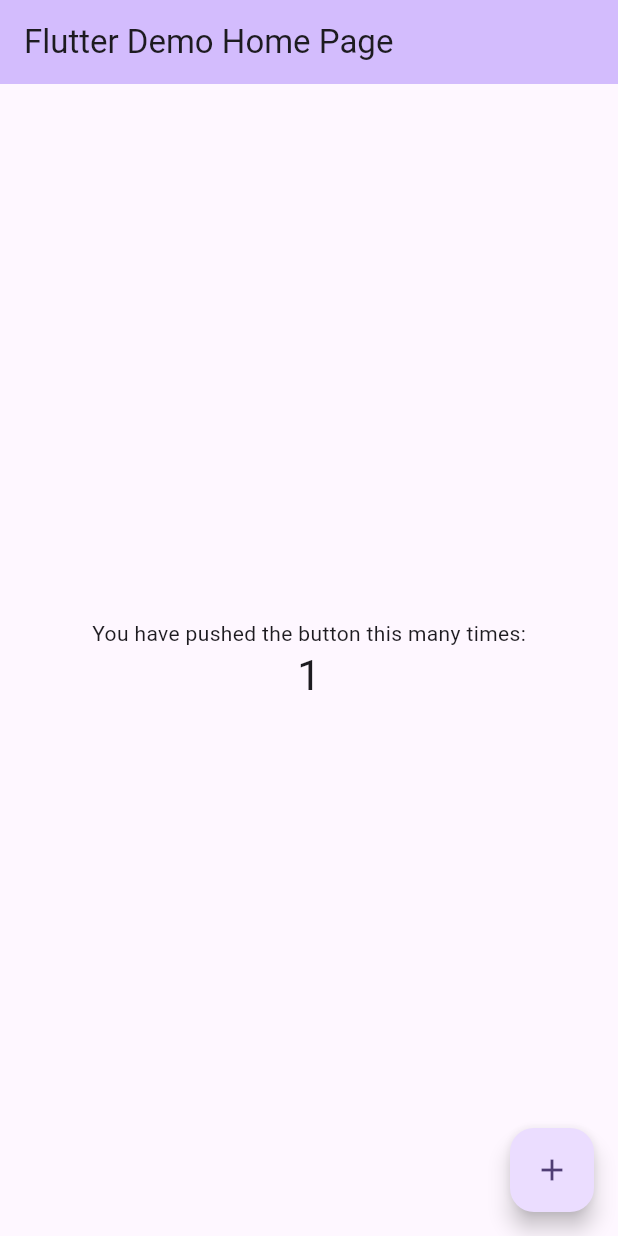
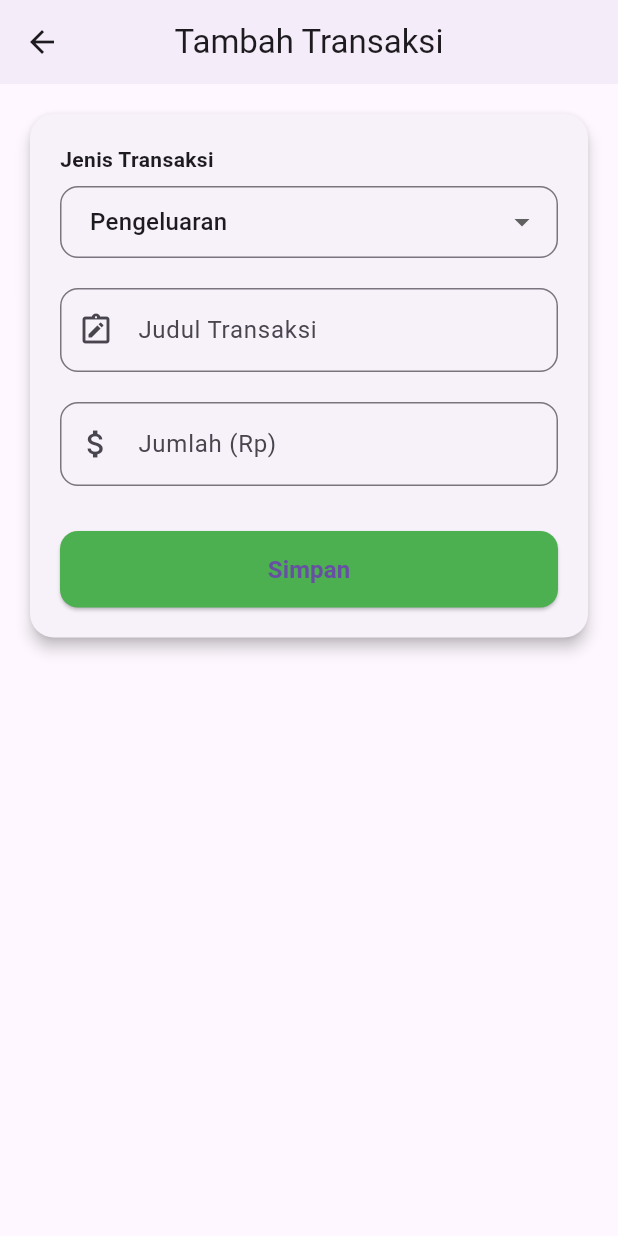
Before and after one commit to gilangnr/finote, a Flutter app: the screen it shows after launch, after a tap on the "add" icon, on a phone screen of 412 x 824 dp. Run offline on Flutter 3.47's test engine with Material 3 defaults, Android fonts, the phone set to English and light mode, and no system bars.

```diff
--- /dev/null
+++ b/lib/add_transaction_page.dart
@@ -0,0 +1,125 @@
+import 'package:flutter/material.dart';
+
+class AddTransactionPage extends StatefulWidget {
+  const AddTransactionPage({super.key});
+
+  @override
+  State<AddTransactionPage> createState() => _AddTransactionPageState();
+}
+
+class _AddTransactionPageState extends State<AddTransactionPage> {
+  final _titleController = TextEditingController();
+  final _amountController = TextEditingController();
+  String _selectedType = "Pengeluaran";
+
+  @override
+  Widget build(BuildContext context) {
+    return Scaffold(
+      appBar: AppBar(
+        title: const Text("Tambah Transaksi"),
+        centerTitle: true,
+        elevation: 2,
+      ),
+      body: Padding(
+        padding: const EdgeInsets.all(16),
+        child: SingleChildScrollView(
+          child: Card(
+            elevation: 4,
+            shape: RoundedRectangleBorder(
+              borderRadius: BorderRadius.circular(16),
+            ),
+            child: Padding(
+              padding: const EdgeInsets.all(20),
+              child: Column(
+                crossAxisAlignment: CrossAxisAlignment.stretch,
+                children: [
+                  // Jenis Transaksi
+                  const Text(
+                    "Jenis Transaksi",
+                    style: TextStyle(fontWeight: FontWeight.bold),
+                  ),
+                  const SizedBox(height: 8),
+                  DropdownButtonFormField<String>(
+                    value: _selectedType,
+                    decoration: InputDecoration(
+                      border: OutlineInputBorder(
+                        borderRadius: BorderRadius.circular(12),
+                      ),
+                      contentPadding: const EdgeInsets.symmetric(
+                          vertical: 12, horizontal: 16),
+                    ),
+                    items: const [
+                      DropdownMenuItem(
+                          value: "Pengeluaran", child: Text("Pengeluaran")),
+                      DropdownMenuItem(
+                          value: "Pemasukan", child: Text("Pemasukan")),
+                    ],
+                    onChanged: (value) {
+                      setState(() {
+                        _selectedType = value!;
+                      });
+                    },
+                  ),
+                  const SizedBox(height: 20),
+
+                  // Judul Transaksi
+                  TextField(
+                    controller: _titleController,
+                    decoration: InputDecoration(
+                      labelText: "Judul Transaksi",
+                      border: OutlineInputBorder(
+                        borderRadius: BorderRadius.circular(12),
+                      ),
+                      prefixIcon: const Icon(Icons.note_alt_outlined),
+                    ),
+                  ),
+                  const SizedBox(height: 20),
+
+                  // Jumlah
+                  TextField(
+                    controller: _amountController,
+                    keyboardType: TextInputType.number,
+                    decoration: InputDecoration(
+                      labelText: "Jumlah (Rp)",
+                      border: OutlineInputBorder(
+                        borderRadius: BorderRadius.circular(12),
+                      ),
+                      prefixIcon: const Icon(Icons.attach_money),
+                    ),
+                  ),
+                  const SizedBox(height: 30),
+
+                  // Tombol Simpan
+                  ElevatedButton(
+                    style: ElevatedButton.styleFrom(
+                      padding: const EdgeInsets.symmetric(vertical: 14),
+                      shape: RoundedRectangleBorder(
+                        borderRadius: BorderRadius.circular(12),
+                      ),
+                      backgroundColor: Colors.green,
+                    ),
+                    onPressed: () {
+                      if (_titleController.text.isNotEmpty &&
+                          _amountController.text.isNotEmpty) {
+                        Navigator.pop(context, {
+                          "title": _titleController.text,
+                          "amount": int.parse(_amountController.text),
+                          "type": _selectedType,
+                        });
+                      }
+                    },
+                    child: const Text(
+                      "Simpan",
+                      style:
+                      TextStyle(fontSize: 16, fontWeight: FontWeight.bold),
+                    ),
+                  )
+                ],
+              ),
+            ),
+          ),
+        ),
+      ),
+    );
+  }
+}
--- /dev/null
+++ b/lib/home_page.dart
@@ -0,0 +1,157 @@
+import 'package:flutter/material.dart';
+import 'add_transaction_page.dart';
+import 'package:intl/intl.dart';
+
+class HomePage extends StatefulWidget {
+  const HomePage({super.key});
+
+  @override
+  State<HomePage> createState() => _HomePageState();
+}
+
+class _HomePageState extends State<HomePage> {
+  List<Map<String, dynamic>> transactions = [];
+
+  final formatCurrency =
+  NumberFormat.currency(locale: 'id_ID', symbol: 'Rp ', decimalDigits: 0);
+
+  double get totalSaldo {
+    double total = 0;
+    for (var t in transactions) {
+      if (t['type'] == 'Pemasukan') {
+        total += t['amount'];
+      } else {
+        total -= t['amount'];
+      }
+    }
+    return total;
+  }
+
+  void addTransaction(Map<String, dynamic> newTransaction) {
+    setState(() {
+      transactions.add(newTransaction);
+    });
+  }
+
+  @override
+  Widget build(BuildContext context) {
+    return Scaffold(
+      appBar: AppBar(
+        title: const Text("Finote"),
+        elevation: 2,
+      ),
+      body: Padding(
+        padding: const EdgeInsets.all(16),
+        child: Column(
+          children: [
+            Card(
+              elevation: 4,
+              shape: RoundedRectangleBorder(
+                borderRadius: BorderRadius.circular(16),
+              ),
+              color: Colors.green,
+              child: Padding(
+                padding:
+                const EdgeInsets.symmetric(vertical: 24, horizontal: 16),
+                child: Column(
+                  crossAxisAlignment: CrossAxisAlignment.start,
+                  children: [
+                    const Text(
+                      "Total Saldo",
+                      style: TextStyle(
+                        color: Colors.white70,
+                        fontSize: 16,
+                      ),
+                    ),
+                    const SizedBox(height: 8),
+                    Text(
+                      formatCurrency.format(totalSaldo),
+                      style: const TextStyle(
+                        color: Colors.white,
+                        fontSize: 28,
+                        fontWeight: FontWeight.bold,
+                      ),
+                    ),
+                  ],
+                ),
+              ),
+            ),
+            const SizedBox(height: 20),
+
+            // Daftar Transaksi
+            Expanded(
+              child: transactions.isEmpty
+                  ? const Center(
+                child: Text(
+                  "Belum ada catatan",
+                  style: TextStyle(fontSize: 16, color: Colors.grey),
+                ),
+              )
+                  : ListView.builder(
+                itemCount: transactions.length,
+                itemBuilder: (context, index) {
+                  final t = transactions[index];
+                  final isIncome = t['type'] == 'Pemasukan';
+
+                  return Card(
+                    margin: const EdgeInsets.symmetric(vertical: 6),
+                    shape: RoundedRectangleBorder(
+                      borderRadius: BorderRadius.circular(12),
+                    ),
+                    child: ListTile(
+                      leading: CircleAvatar(
+                        backgroundColor:
+                        isIncome ? Colors.green : Colors.red,
+                        child: Icon(
+                          isIncome
+                              ? Icons.arrow_downward
+                              : Icons.arrow_upward,
+                          color: Colors.white,
+                        ),
+                      ),
+                      title: Text(
+                        t['title'],
+                        style: const TextStyle(
+                            fontWeight: FontWeight.bold, fontSize: 16),
+                      ),
+                      subtitle: Text(
+                        t['type'],
+                        style: TextStyle(
+                          color: isIncome ? Colors.green : Colors.red,
+                        ),
+                      ),
+                      trailing: Text(
+                        formatCurrency.format(t['amount']),
+                        style: TextStyle(
+                          color: isIncome ? Colors.green : Colors.red,
+                          fontWeight: FontWeight.bold,
+                        ),
+                      ),
+                    ),
+                  );
+                },
+              ),
+            ),
+          ],
+        ),
+      ),
+
+      // Tombol tambah
+      floatingActionButton: FloatingActionButton(
+        onPressed: () async {
+          final result = await Navigator.push(
+            context,
+            MaterialPageRoute(
+              builder: (_) => const AddTransactionPage(),
+            ),
+          );
+          if (result != null) {
+            addTransaction(result);
+          }
+        },
+        backgroundColor: Colors.green,
+        child: const Icon(Icons.add),
+      ),
+    );
+  }
+}
--- a/lib/main.dart
+++ b/lib/main.dart
@@ -1,4 +1,5 @@
 import 'package:flutter/material.dart';
+import 'home_page.dart';
 
 void main() {
   runApp(const MyApp());
@@ -7,116 +8,13 @@ void main() {
 class MyApp extends StatelessWidget {
   const MyApp({super.key});
 
-  // This widget is the root of your application.
   @override
   Widget build(BuildContext context) {
     return MaterialApp(
-      title: 'Flutter Demo',
-      theme: ThemeData(
-        // This is the theme of your application.
-        //
-        // TRY THIS: Try running your application with "flutter run". You'll see
-        // the application has a purple toolbar. Then, without quitting the app,
-        // try changing the seedColor in the colorScheme below to Colors.green
-        // and then invoke "hot reload" (save your changes or press the "hot
-        // reload" button in a Flutter-supported IDE, or press "r" if you used
-        // the command line to start the app).
-        //
-        // Notice that the counter didn't reset back to zero; the application
-        // state is not lost during the reload. To reset the state, use hot
-        // restart instead.
-        //
-        // This works for code too, not just values: Most code changes can be
-        // tested with just a hot reload.
-        colorScheme: ColorScheme.fromSeed(seedColor: Colors.deepPurple),
-      ),
-      home: const MyHomePage(title: 'Flutter Demo Home Page'),
+      debugShowCheckedModeBanner: false,
+      title: 'Finote',
+      theme: ThemeData(primarySwatch: Colors.green),
+      home: const HomePage(),
     );
   }
 }
-
-class MyHomePage extends StatefulWidget {
-  const MyHomePage({super.key, required this.title});
-
-  // This widget is the home page of your application. It is stateful, meaning
-  // that it has a State object (defined below) that contains fields that affect
-  // how it looks.
-
-  // This class is the configuration for the state. It holds the values (in this
-  // case the title) provided by the parent (in this case the App widget) and
-  // used by the build method of the State. Fields in a Widget subclass are
-  // always marked "final".
-
-  final String title;
-
-  @override
-  State<MyHomePage> createState() => _MyHomePageState();
-}
-
-class _MyHomePageState extends State<MyHomePage> {
-  int _counter = 0;
-
-  void _incrementCounter() {
-    setState(() {
-      // This call to setState tells the Flutter framework that something has
-      // changed in this State, which causes it to rerun the build method below
-      // so that the display can reflect the updated values. If we changed
-      // _counter without calling setState(), then the build method would not be
-      // called again, and so nothing would appear to happen.
-      _counter++;
-    });
-  }
-
-  @override
-  Widget build(BuildContext context) {
-    // This method is rerun every time setState is called, for instance as done
-    // by the _incrementCounter method above.
-    //
-    // The Flutter framework has been optimized to make rerunning build methods
-    // fast, so that you can just rebuild anything that needs updating rather
-    // than having to individually change instances of widgets.
-    return Scaffold(
-      appBar: AppBar(
-        // TRY THIS: Try changing the color here to a specific color (to
-        // Colors.amber, perhaps?) and trigger a hot reload to see the AppBar
-        // change color while the other colors stay the same.
-        backgroundColor: Theme.of(context).colorScheme.inversePrimary,
-        // Here we take the value from the MyHomePage object that was created by
-        // the App.build method, and use it to set our appbar title.
-        title: Text(widget.title),
-      ),
-      body: Center(
-        // Center is a layout widget. It takes a single child and positions it
-        // in the middle of the parent.
-        child: Column(
-          // Column is also a layout widget. It takes a list of children and
-          // arranges them vertically. By default, it sizes itself to fit its
-          // children horizontally, and tries to be as tall as its parent.
-          //
-          // Column has various properties to control how it sizes itself and
-          // how it positions its children. Here we use mainAxisAlignment to
-          // center the children vertically; the main axis here is the vertical
-          // axis because Columns are vertical (the cross axis would be
-          // horizontal).
-          //
-          // TRY THIS: Invoke "debug painting" (choose the "Toggle Debug Paint"
-          // action in the IDE, or press "p" in the console), to see the
-          // wireframe for each widget.
-          mainAxisAlignment: MainAxisAlignment.center,
-          children: <Widget>[
-            const Text('You have pushed the button this many times:'),
-            Text(
-              '$_counter',
-              style: Theme.of(context).textTheme.headlineMedium,
-            ),
-          ],
-        ),
-      ),
-      floatingActionButton: FloatingActionButton(
-        onPressed: _incrementCounter,
-        tooltip: 'Increment',
-        child: const Icon(Icons.add),
-      ), // This trailing comma makes auto-formatting nicer for build methods.
-    );
-  }
-}
--- a/pubspec.yaml
+++ b/pubspec.yaml
@@ -34,6 +34,7 @@ dependencies:
   # The following adds the Cupertino Icons font to your application.
   # Use with the CupertinoIcons class for iOS style icons.
   cupertino_icons: ^1.0.8
+  intl: ^0.19.0
 
 dev_dependencies:
   flutter_test:
```
Also changed, not shown: pubspec.lock.
